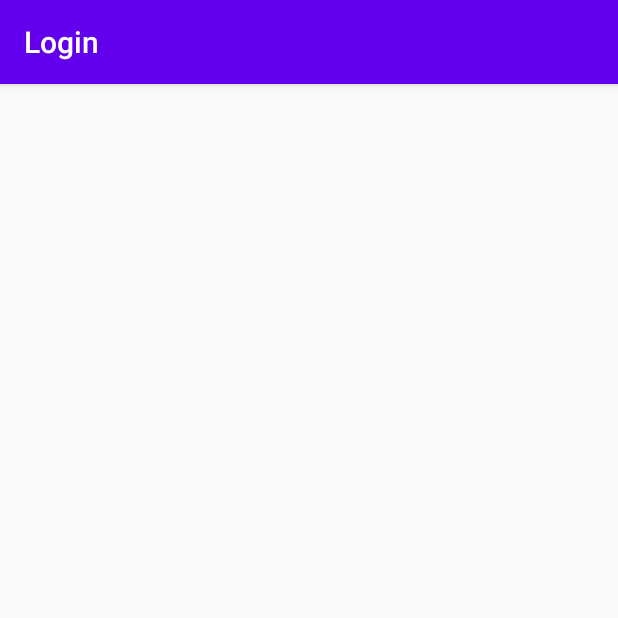
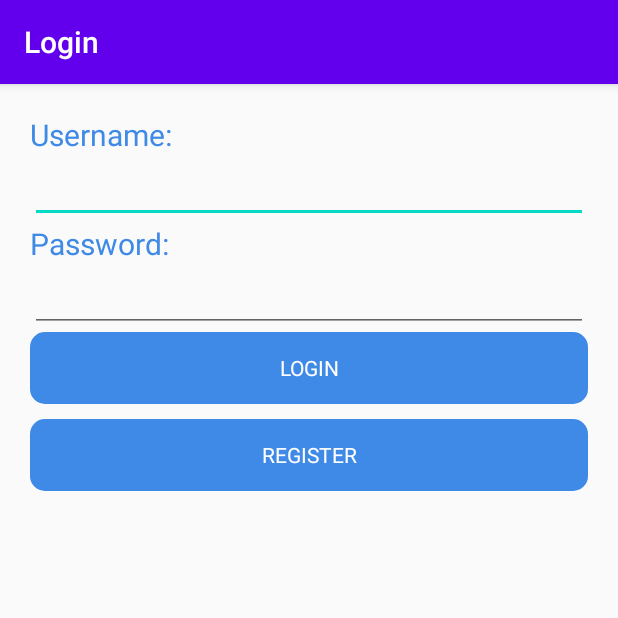
Before and after one commit to DarkAlexWang/EventReporter, an Android app: the screen it shows after launch (LoginActivity), on a phone screen of 412 x 824 dp, the top half of it. Run offline under Robolectric (Android 15) with nearby library versions, the light colour scheme and no system bars; our stand-ins replace Firebase (no records; nobody signed in at launch, a user with empty details on screens opened directly).

Commit message:
updated login activitly and register

```diff
--- a/app/build.gradle
+++ b/app/build.gradle
@@ -20,6 +20,7 @@ android {
             proguardFiles getDefaultProguardFile('proguard-android-optimize.txt'), 'proguard-rules.pro'
         }
     }
+    useLibrary 'org.apache.http.legacy'
 }
 
 dependencies {
--- a/app/src/main/java/com/laioffer/eventreporter/LoginActivity.java
+++ b/app/src/main/java/com/laioffer/eventreporter/LoginActivity.java
@@ -1,21 +1,88 @@
 package com.laioffer.eventreporter;
 
+import androidx.annotation.NonNull;
 import androidx.appcompat.app.AppCompatActivity;
 
+import android.content.Intent;
 import android.os.Bundle;
+import android.util.Log;
+import android.view.View;
+import android.widget.Button;
+import android.widget.EditText;
+import android.widget.Toast;
 
+import com.google.firebase.database.DataSnapshot;
+import com.google.firebase.database.DatabaseError;
 import com.google.firebase.database.DatabaseReference;
 import com.google.firebase.database.FirebaseDatabase;
+import com.google.firebase.database.ValueEventListener;
 
 public class LoginActivity extends AppCompatActivity {
+    private EditText mUsernameEditText;
+    private EditText mPasswordEditText;
+    private Button mSubmitButton;
+    private Button mRegisterButton;
+    private DatabaseReference mDatabase;
 
     @Override
     protected void onCreate(Bundle savedInstanceState) {
         super.onCreate(savedInstanceState);
         setContentView(R.layout.activity_login);
-        // Write a message to the database
-        FirebaseDatabase database = FirebaseDatabase.getInstance();
-        DatabaseReference myRef = database.getReference("message");
-        myRef.setValue("Hello, World!");
+        // Firebase uses singleton to initialize the sdk
+        mDatabase = FirebaseDatabase.getInstance().getReference();
+
+        mUsernameEditText = (EditText) findViewById(R.id.editTextLogin);
+        mPasswordEditText = (EditText) findViewById(R.id.editTextPassword);
+        mSubmitButton = (Button) findViewById(R.id.submit);
+        mRegisterButton = (Button) findViewById(R.id.register);
+
+        mRegisterButton.setOnClickListener(new View.OnClickListener() {
+            @Override
+            public void onClick(View v) {
+                final String username = mUsernameEditText.getText().toString();
+                final String password = Utils.md5Encryption(mPasswordEditText.getText().toString());
+                final User user = new User(username, password, System.currentTimeMillis());
+                mDatabase.child("users").addListenerForSingleValueEvent(new ValueEventListener() {
+                    @Override
+                    public void onDataChange(@NonNull DataSnapshot dataSnapshot) {
+                        if (dataSnapshot.hasChild(username)) {
+                            Toast.makeText(getBaseContext(), "username is already registered, please change one", Toast.LENGTH_SHORT).show();
+                        } else if (!username.equals("") && !password.equals("")) {
+                            //put username as key to set value
+                            mDatabase.child("users").child(user.getUsername()).setValue(user);
+                            Toast.makeText(getBaseContext(), "Successfully registered", Toast.LENGTH_SHORT).show();
+                        }
+                    }
+
+                    @Override
+                    public void onCancelled(@NonNull DatabaseError databaseError) {
+
+                    }
+                });
+            }
+        });
+
+        mSubmitButton.setOnClickListener(new View.OnClickListener() {
+            @Override
+            public void onClick(View v) {
+                final String username = mUsernameEditText.getText().toString();
+                final String password = Utils.md5Encryption(mPasswordEditText.getText().toString());
+                mDatabase.child("users").addListenerForSingleValueEvent(new ValueEventListener() {
+                    @Override
+                    public void onDataChange(DataSnapshot dataSnapshot) {
+                        if (dataSnapshot.hasChild(username) && (password.equals(dataSnapshot.child(username).child("password").getValue()))) {
+                            Intent intent = new Intent(LoginActivity.this, MainActivity.class);
+                            startActivity(intent);
+                        } else {
+                            Toast.makeText(getBaseContext(), "Please login again", Toast.LENGTH_SHORT).show();
+                        }
+                    }
+
+                    @Override
+                    public void onCancelled(DatabaseError databaseError) {
+                    }
+                });
+            }
+        });
     }
 }
--- /dev/null
+++ b/app/src/main/res/drawable/login_buttons.xml
@@ -0,0 +1,7 @@
+<?xml version="1.0" encoding="utf-8"?>
+<shape xmlns:android="http://schemas.android.com/apk/res/android"
+    android:shape="rectangle"
+    android:padding="10dp">
+    <solid android:color="#FF3F89E7"/>
+    <corners android:radius="10dp"/>
+</shape>
--- a/app/src/main/res/layout/activity_login.xml
+++ b/app/src/main/res/layout/activity_login.xml
@@ -1,9 +1,60 @@
 <?xml version="1.0" encoding="utf-8"?>
-<androidx.constraintlayout.widget.ConstraintLayout xmlns:android="http://schemas.android.com/apk/res/android"
-    xmlns:app="http://schemas.android.com/apk/res-auto"
-    xmlns:tools="http://schemas.android.com/tools"
+<LinearLayout
+    xmlns:android="http://schemas.android.com/apk/res/android"
     android:layout_width="match_parent"
-    android:layout_height="match_parent"
-    tools:context=".LoginActivity">
-
-</androidx.constraintlayout.widget.ConstraintLayout>
+    android:layout_height="wrap_content"
+    android:paddingLeft="20dp"
+    android:paddingRight="20dp"
+    android:paddingTop="20dp"
+    android:orientation="vertical">
+    <!-- username tag-->
+    <TextView
+        android:layout_width="wrap_content"
+        android:layout_height="wrap_content"
+        android:text="Username:"
+        android:fontFamily="Roboto"
+        android:textColor="#FF3F89E7"
+        android:textSize="20sp"/>
+    <!-- username edit area-->
+    <EditText
+        android:layout_width="match_parent"
+        android:layout_height="wrap_content"
+        android:fontFamily="Roboto"
+        android:id="@+id/editTextLogin"
+        android:layout_gravity="center_horizontal" />
+    <!-- password tag-->
+    <TextView
+        android:layout_width="wrap_content"
+        android:layout_height="wrap_content"
+        android:fontFamily="Roboto"
+        android:textSize="20sp"
+        android:textColor="#FF3F89E7"
+        android:text="Password:" />
+    <!-- password edit area-->
+    <EditText
+        android:fontFamily="Roboto"
+        android:layout_width="match_parent"
+        android:layout_height="wrap_content"
+        android:id="@+id/editTextPassword"
+        android:inputType="textPassword"
+        android:layout_gravity="center_horizontal" />
+    <!-- button to login-->
+    <Button
+        android:layout_width="match_parent"
+        android:layout_height="48dp"
+        android:text="Login"
+        android:fontFamily="Roboto"
+        android:textColor="@android:color/white"
+        android:background="@drawable/login_buttons"
+        android:id="@+id/submit" />
+    <!-- button to register-->
+    <Button
+        android:layout_width="match_parent"
+        android:layout_height="48dp"
+        android:layout_marginTop="10dp"
+        android:text="Register"
+        android:textColor="@android:color/white"
+        android:background="@drawable/login_buttons"
+        android:fontFamily="Roboto"
+        android:id="@+id/register" />
+</LinearLayout>
```
Also changed, not shown: app/src/main/java/com/laioffer/eventreporter/MainActivity.java (+10 -0 lines), app/src/main/java/com/laioffer/eventreporter/User.java (added, +38 -0 lines), app/src/main/java/com/laioffer/eventreporter/Utils.java (added, +24 -0 lines).
